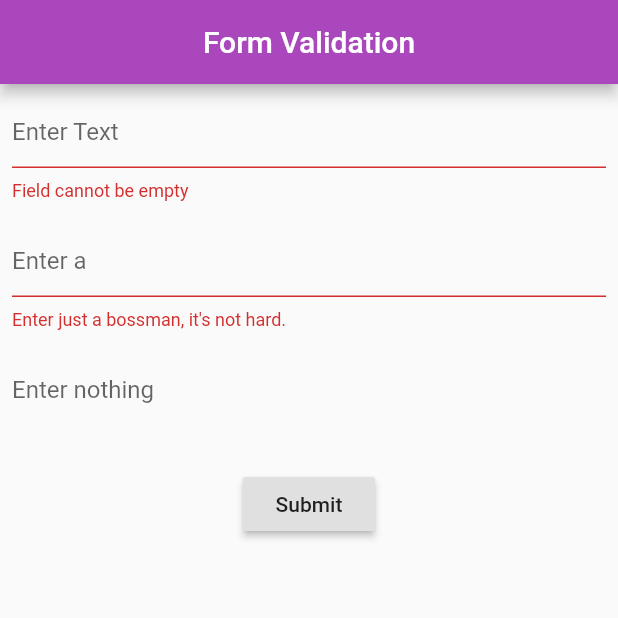
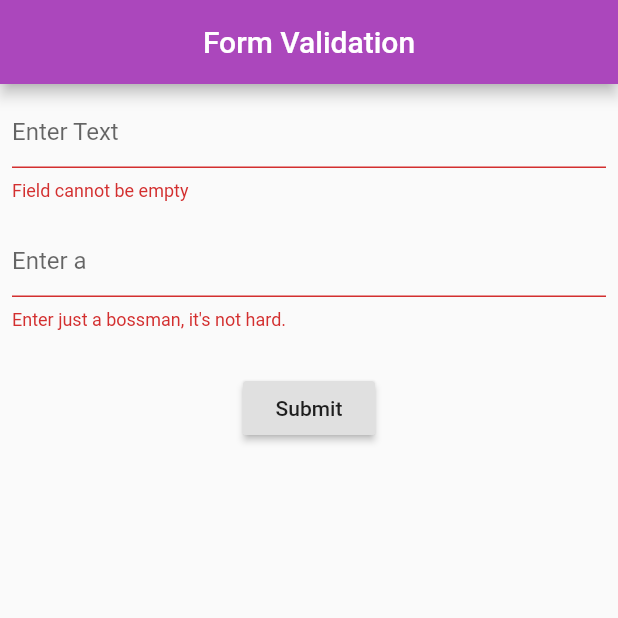
Before and after one commit to Nkwachi-N/Level-Up, a Flutter app: the screen it shows after launch, after a tap on "Submit", on a phone screen of 412 x 824 dp, the top half of it. Run offline on Flutter 3.47's test engine with Material 2 defaults, Android fonts, the phone set to English and light mode, and no system bars.

Commit message:
design cookbook

```diff
--- a/lib/main.dart
+++ b/lib/main.dart
@@ -1,7 +1,6 @@
-
 import 'package:flutter/material.dart';
 
-void main(){
+void main() {
   runApp(MyApp());
 }
 
@@ -10,9 +9,7 @@ class MyApp extends StatelessWidget {
   Widget build(BuildContext context) {
     return MaterialApp(
       debugShowCheckedModeBanner: false,
-      theme: ThemeData(
-        primaryColor: Colors.purple.shade400
-      ),
+      theme: ThemeData(primaryColor: Colors.purple.shade400),
       home: Scaffold(
         body: Home(),
       ),
@@ -29,17 +26,16 @@ class _HomeState extends State<Home> {
   TextEditingController _firstController;
   FocusNode _focusNode;
 
-
   @override
   void initState() {
     super.initState();
     _firstController = TextEditingController();
 
-    _focusNode  = FocusNode();
+    _focusNode = FocusNode();
   }
 
   @override
-  void dispose(){
+  void dispose() {
     super.dispose();
     _firstController.dispose();
     _focusNode.dispose();
@@ -51,24 +47,22 @@ class _HomeState extends State<Home> {
     return Scaffold(
       appBar: AppBar(
         centerTitle: true,
-        title:Text('Form Validation') ,
+        title: Text('Form Validation'),
       ),
       body: Form(
-        key: _formKey,
+          key: _formKey,
           child: Column(
             children: [
               Padding(
                 padding: const EdgeInsets.all(8.0),
                 child: TextFormField(
-                  onFieldSubmitted: (value){
+                  onFieldSubmitted: (value) {
                     _focusNode.requestFocus();
                   },
                   controller: _firstController,
-                  decoration: InputDecoration(
-                    hintText: 'Enter Text'
-                  ),
-                  validator: (value){
-                    if(value.isEmpty){
+                  decoration: InputDecoration(hintText: 'Enter Text'),
+                  validator: (value) {
+                    if (value.isEmpty) {
                       return 'Field cannot be empty';
                     }
                     return null;
@@ -79,41 +73,33 @@ class _HomeState extends State<Home> {
                 padding: const EdgeInsets.all(8.0),
                 child: TextFormField(
                   focusNode: _focusNode,
-                  decoration: InputDecoration(
-                      hintText: 'Enter a'
-                  ),
-                  validator: (value){
-                    if(!value.contains('a')){
+                  decoration: InputDecoration(hintText: 'Enter a'),
+                  validator: (value) {
+                    if (!value.contains('a')) {
                       return 'Enter just a bossman, it\'s not hard.';
                     }
                     return null;
                   },
                 ),
               ),
-              Padding(
-                padding: const EdgeInsets.all(8.0),
-                child: TextField(
-                  decoration: InputDecoration(hintText: 'Enter nothing',
-                    border: InputBorder.none
-                  ),
-
-                ),
+              SizedBox(
+                height: 20.0,
               ),
-              SizedBox(height: 20.0 ,),
               RaisedButton(
-                child: Text('Submit'),
-                  onPressed: (){
-                if(_formKey.currentState.validate()){
-                  Scaffold.of(context).showSnackBar(SnackBar(content: Text('Good job!')));
-                }
-              })
+                  child: Text('Submit'),
+                  onPressed: () {
+                    if (_formKey.currentState.validate()) {
+                      Scaffold.of(context)
+                          .showSnackBar(
+                          SnackBar(content: Text('Good job!'),
+                            action: SnackBarAction(label: 'Hello', onPressed: (){
+                              print('Hello');
+                            }),
+                      ));
+                    }
+                  })
             ],
-      )
-      ),
+          )),
     );
   }
-
-  void printText(){
-    print('Text changed to ${_firstController.text}');
-  }
 }
```
